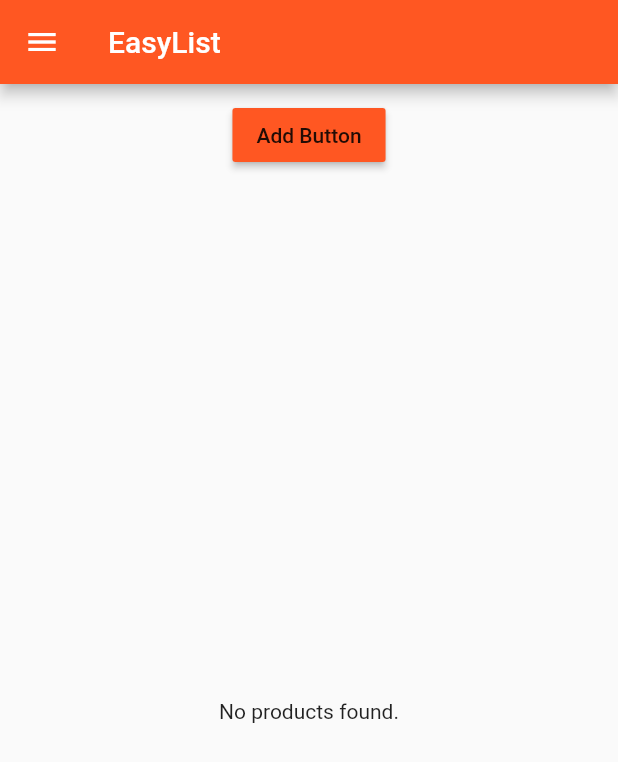
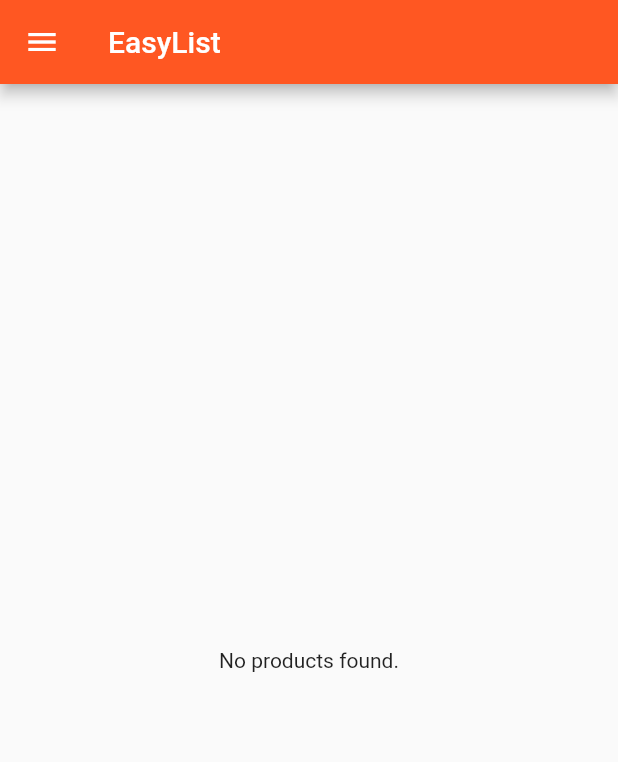
Before and after one commit to shnupta/flutter_course, a Flutter app: the ProductsAdminPage screen opened by its route, tab 2 chosen, in the side drawer, after a tap on "Products Page", on a phone screen of 412 x 824 dp. Shown: the top 762 px of the screen. Run offline on Flutter 3.47's test engine with Material 2 defaults, Android fonts, the phone set to English and light mode, and no system bars.

Commit message:
finished section 7

```diff
--- a/lib/pages/product_create.dart
+++ b/lib/pages/product_create.dart
@@ -1,20 +1,78 @@
 import 'package:flutter/material.dart';
 
-class ProductCreatePage extends StatelessWidget {
+class ProductCreatePage extends StatefulWidget {
+  final Function addProduct;
+
+  ProductCreatePage(this.addProduct);
+
+  @override
+  State<StatefulWidget> createState() {
+    return _ProductCreatePageState();
+  }
+}
+
+class _ProductCreatePageState extends State<ProductCreatePage> {
+  String _titleValue = '';
+  String _descriptionValue = '';
+  double _priceValue = 0.0;
+
   @override
   Widget build(BuildContext context) {
-    return Center(
-      child: RaisedButton(
-        child: Text('Save'),
-        onPressed: () {
-          showModalBottomSheet(
-              context: context,
-              builder: (BuildContext context) {
-                return Center(
-                  child: Text('Saved!'),
-                );
+    return Padding(
+      padding: const EdgeInsets.all(8.0),
+      child: ListView(
+        children: <Widget>[
+          TextField(
+            decoration: InputDecoration(
+              labelText: 'Title',
+            ),
+            onChanged: (String value) {
+              setState(() {
+                _titleValue = value;
               });
-        },
+            },
+          ),
+          TextField(
+            maxLines: 10,
+            decoration: InputDecoration(
+              labelText: 'Description',
+            ),
+            onChanged: (String value) {
+              setState(() {
+                _descriptionValue = value;
+              });
+            },
+          ),
+          TextField(
+            keyboardType: TextInputType.number,
+            decoration: InputDecoration(
+              labelText: 'Price',
+            ),
+            onChanged: (String value) {
+              setState(() {
+                _priceValue = double.parse(value);
+              });
+            },
+          ),
+          SizedBox(
+            height: 10.0,
+          ),
+          RaisedButton(
+            child: Text('Create'),
+            color: Theme.of(context).accentColor,
+            textColor: Colors.white,
+            onPressed: () {
+              final Map<String, dynamic> product = {
+                'title': _titleValue,
+                'description': _descriptionValue,
+                'price': _priceValue,
+                'image': 'assets/food.jpg',
+              };
+              widget.addProduct(product);
+              Navigator.pushReplacementNamed(context, '/products');
+            },
+          ),
+        ],
       ),
     );
   }
--- a/lib/pages/products.dart
+++ b/lib/pages/products.dart
@@ -3,11 +3,9 @@ import 'package:flutter/material.dart';
 import '../product_manager.dart';
 
 class ProductsPage extends StatelessWidget {
-  final List<Map<String,String>> products;
-  final Function addProduct;
-  final Function deleteProduct;
+  final List<Map<String,dynamic>> products;
 
-  ProductsPage(this.products, this.addProduct, this.deleteProduct);
+  ProductsPage(this.products);
 
   @override
   Widget build(BuildContext context) {
@@ -28,7 +26,7 @@ class ProductsPage extends StatelessWidget {
       appBar: AppBar(
         title: Text('EasyList'),
       ),
-      body: ProductManager(products, addProduct, deleteProduct),
+      body: ProductManager(products),
     );
   }
 }
--- a/lib/pages/products_admin.dart
+++ b/lib/pages/products_admin.dart
@@ -1,11 +1,13 @@
 import 'package:flutter/material.dart';
 
-import 'products.dart';
 import 'product_create.dart';
 import 'product_list.dart';
 
 class ProductsAdminPage extends StatelessWidget {
-  final Map<String, String> products;
+  final Function addProduct;
+  final Function deleteProduct;
+
+  ProductsAdminPage(this.addProduct, this.deleteProduct);
 
   @override
   Widget build(BuildContext context) {
@@ -22,7 +24,7 @@ class ProductsAdminPage extends StatelessWidget {
             ListTile(
               title: Text('Products Page'),
               onTap: () {
-                Navigator.pushReplacementNamed(context, '/');
+                Navigator.pushReplacementNamed(context, '/products');
               },
             )
           ],
@@ -44,7 +46,7 @@ class ProductsAdminPage extends StatelessWidget {
         ),
         body: TabBarView(
           children: <Widget>[
-            ProductCreatePage(),
+            ProductCreatePage(addProduct),
             ProductListPage(),
           ],
         )
--- a/lib/product_control.dart
+++ /dev/null
@@ -1,18 +0,0 @@
-import 'package:flutter/material.dart';
-
-class ProductControl extends StatelessWidget {
-  final Function addProduct;
-
-  ProductControl(this.addProduct);
-
-  @override
-  Widget build(BuildContext context) {
-    return RaisedButton(
-      color: Theme.of(context).primaryColor,
-      child: Text('Add Button'),
-      onPressed: () {
-        addProduct({'title': 'Chocolate', 'image': 'assets/food.jpg'});
-      },
-    );
-  }
-}
--- a/lib/product_manager.dart
+++ b/lib/product_manager.dart
@@ -1,26 +1,19 @@
 import 'package:flutter/material.dart';
 
 import 'products.dart';
-import 'product_control.dart';
 
 class ProductManager extends StatelessWidget {
-  final List<Map<String,String>> products;
-  final Function addProduct;
-  final Function deleteProduct;
+  final List<Map<String,dynamic>> products;
 
-  ProductManager(this.products, this.addProduct, this.deleteProduct);
+  ProductManager(this.products);
 
   @override
   Widget build(BuildContext context) {
     print("[ProductManagerState] build()");
     return Column(
       children: <Widget>[
-        Container(
-          padding: EdgeInsets.all(10.0),
-          child: ProductControl(addProduct),
-        ),
         Expanded(
-          child: Products(products, deleteProduct: deleteProduct)
+          child: Products(products),
         ),
       ],
     );
--- a/lib/products.dart
+++ b/lib/products.dart
@@ -3,19 +3,18 @@ import 'package:flutter/material.dart';
 import 'pages/product.dart';
 
 class Products extends StatelessWidget {
-  Products(this.products, {this.deleteProduct}) {
+  Products(this.products) {
     print("[Products Widget] Constructor");
   }
 
-  final List<Map<String, String>> products;
-  final Function deleteProduct;
+  final List<Map<String, dynamic>> products;
 
   Widget _buildProductItem(BuildContext context, int index) {
     return Card(
       child: Column(
         children: <Widget>[
           Image.asset('assets/food.jpg'),
-          Text(products[index]['image']),
+          Text(products[index]['title']),
           ButtonBar(
             alignment: MainAxisAlignment.center,
             children: <Widget>[
@@ -28,11 +27,6 @@ class Products extends StatelessWidget {
                       context,
                       '/product/' + index.toString(),
                     )
-                        .then((bool value) {
-                      if (value) {
-                        deleteProduct(index);
-                      }
-                    }),
               )
             ],
           )
```
Also changed, not shown: lib/main.dart (+10 -7 lines), lib/pages/auth.dart (+55 -10 lines).
